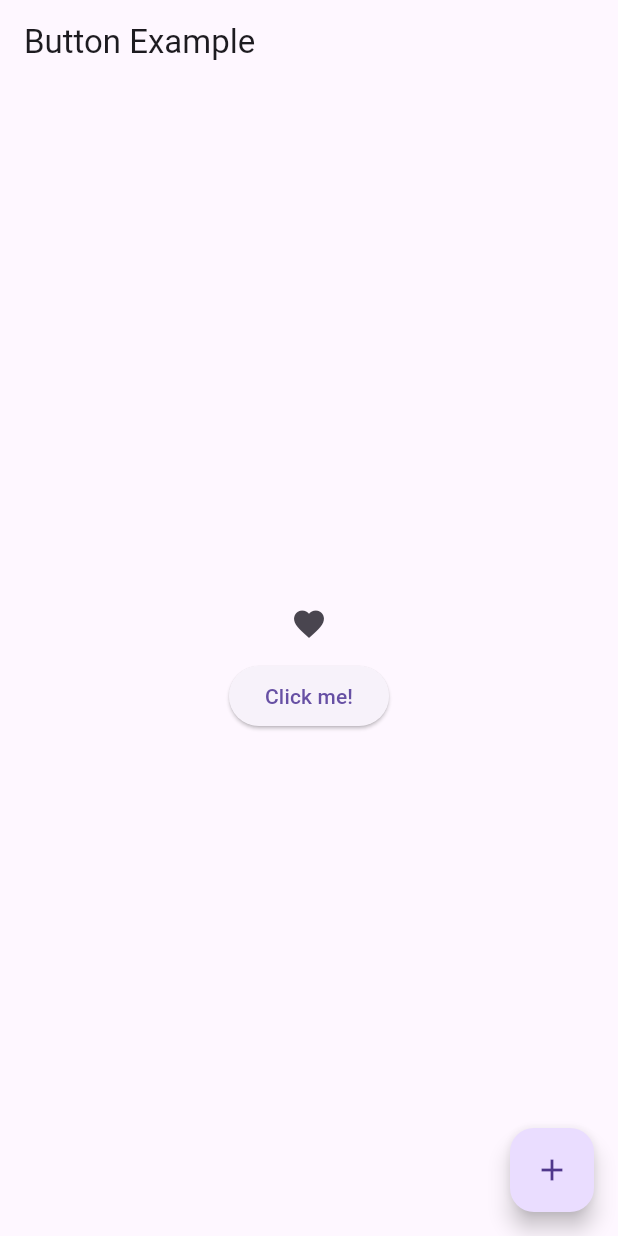
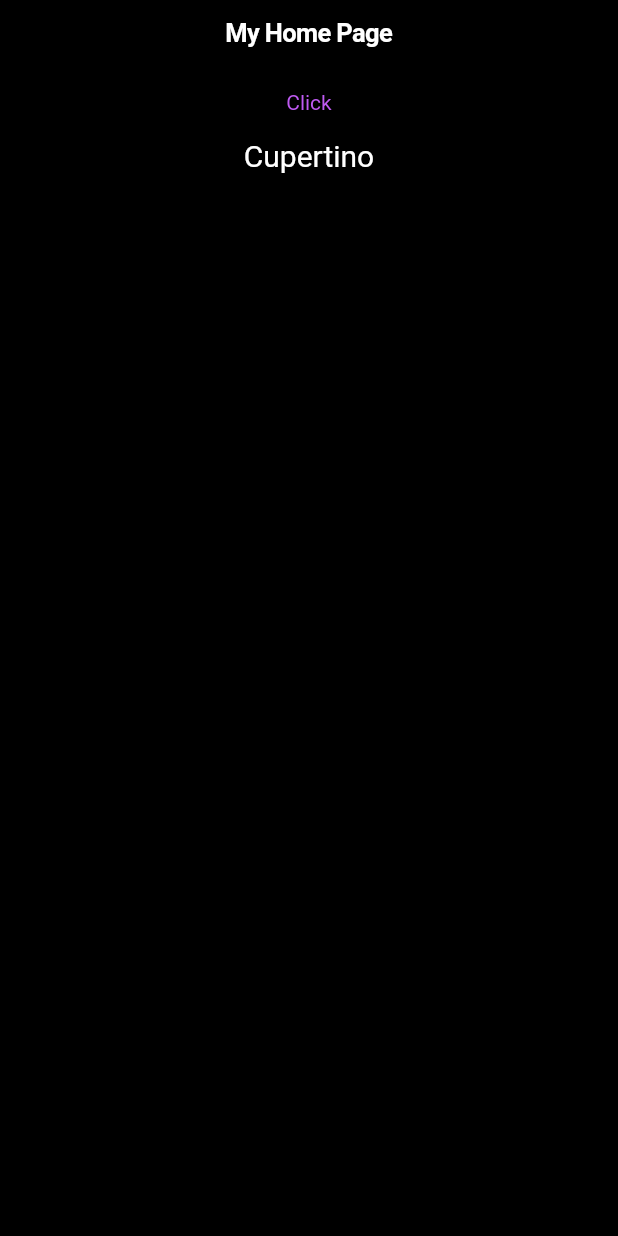
Before and after one commit to Myoungmin/flutter_fundamentals, a Flutter app: the screen it shows after launch, on a phone screen of 412 x 824 dp. Run offline on Flutter 3.47's test engine with Material 3 defaults, Android fonts, the phone set to English and light mode, and no system bars.

Commit message:
CupertinoApp 위젯 실습

```diff
--- a/lib/main.dart
+++ b/lib/main.dart
@@ -1,4 +1,4 @@
-import 'package:flutter/material.dart';
+import 'package:flutter/cupertino.dart';
 
 void main() {
   runApp(const MyApp());
@@ -9,37 +9,44 @@ class MyApp extends StatelessWidget {
 
   @override
   Widget build(BuildContext context) {
-    return MaterialApp(
-      title: 'Button Example',
-      home: Scaffold(
-        appBar: AppBar(
-          title: const Text('Button Example'),
+    return const CupertinoApp(
+      title: 'My App',
+      theme: CupertinoThemeData(
+        brightness: Brightness.dark,
+        primaryColor: CupertinoColors.systemPurple,
+        primaryContrastingColor: CupertinoColors.systemOrange,
+        barBackgroundColor: CupertinoColors.systemGrey,
+        scaffoldBackgroundColor: CupertinoColors.systemBackground,
+        textTheme: CupertinoTextThemeData(
+          primaryColor: CupertinoColors.white,
+          actionTextStyle: TextStyle(color: CupertinoColors.activeBlue),
+          textStyle: TextStyle(fontSize: 20),
         ),
-        body: Center(
-          child: Column(
-            mainAxisAlignment: MainAxisAlignment.center,
-            children: [
-              IconButton(
-                icon: const Icon(Icons.favorite),
-                onPressed: () {
-                  print('IconButton');
-                },
-              ),
-              ElevatedButton(
-                onPressed: () {
-                  print('ElevatedButton');
-                },
-                child: const Text('Click me!'),
-              ),
-            ],
+      ),
+      home: MyHomePage(),
+    );
+  }
+}
+
+class MyHomePage extends StatelessWidget {
+  const MyHomePage({super.key});
+
+  @override
+  Widget build(BuildContext context) {
+    return CupertinoPageScaffold(
+      navigationBar: const CupertinoNavigationBar(
+        middle: Text('My Home Page'),
+      ),
+      child: ListView(
+        children: [
+          CupertinoButton(
+            onPressed: () {},
+            child: const Text('Click'),
           ),
-        ),
-        floatingActionButton: FloatingActionButton(
-          onPressed: () {
-            print('FloatingActionButton');
-          },
-          child: const Icon(Icons.add),
-        ),
+          const Center(
+              child: Text('Cupertino',
+                  style: TextStyle(color: CupertinoColors.white))),
+        ],
       ),
     );
   }
```
